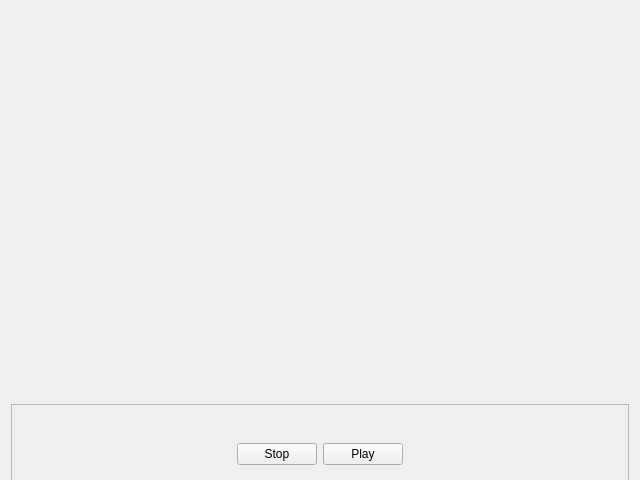
First picture: the form in src/plugins/vlc/vlcinterface.ui, repository 0xd34df00d/leechcraft, before the edit.
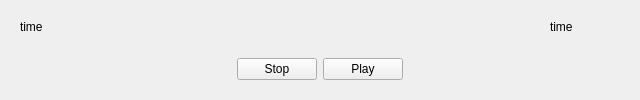
Second picture: the form after the edit.

```diff
--- a/src/plugins/vlc/vlcinterface.ui
+++ b/src/plugins/vlc/vlcinterface.ui
@@ -7,39 +7,84 @@
     <x>0</x>
     <y>0</y>
     <width>640</width>
-    <height>480</height>
+    <height>96</height>
    </rect>
   </property>
+  <property name="sizePolicy">
+   <sizepolicy hsizetype="Preferred" vsizetype="Fixed">
+    <horstretch>0</horstretch>
+    <verstretch>0</verstretch>
+   </sizepolicy>
+  </property>
   <property name="windowTitle">
    <string>MainWindow</string>
   </property>
   <layout class="QVBoxLayout" name="verticalLayout">
    <item>
-    <widget class="QWidget" name="vlcWidget" native="true"/>
-   </item>
+    <widget class="QWidget" name="widget_2" native="true">
+     <layout class="QHBoxLayout" name="horizontalLayout">
    <item>
-    <widget class="QFrame" name="mainFrame">
+       <widget class="QLabel" name="currentTime">
+        <property name="sizePolicy">
+         <sizepolicy hsizetype="Minimum" vsizetype="Preferred">
+          <horstretch>0</horstretch>
+          <verstretch>0</verstretch>
+         </sizepolicy>
+        </property>
      <property name="minimumSize">
       <size>
-       <width>0</width>
-       <height>80</height>
+          <width>70</width>
+          <height>0</height>
       </size>
      </property>
      <property name="maximumSize">
       <size>
-       <width>10000</width>
-       <height>50</height>
-      </size>
-     </property>
-     <property name="frameShape">
-      <enum>QFrame::StyledPanel</enum>
-     </property>
-     <property name="frameShadow">
-      <enum>QFrame::Raised</enum>
-     </property>
-     <layout class="QVBoxLayout" name="verticalLayout_2">
+          <width>70</width>
+          <height>16777215</height>
+         </size>
+        </property>
+        <property name="text">
+         <string>time</string>
+        </property>
+       </widget>
+      </item>
+      <item>
+       <widget class="QWidget" name="scrollBarWidget" native="true">
+        <property name="sizePolicy">
+         <sizepolicy hsizetype="Preferred" vsizetype="Preferred">
+          <horstretch>0</horstretch>
+          <verstretch>0</verstretch>
+         </sizepolicy>
+        </property>
+       </widget>
+      </item>
       <item>
-       <widget class="QWidget" name="scrollBarWidget" native="true"/>
+       <widget class="QLabel" name="fullTime">
+        <property name="sizePolicy">
+         <sizepolicy hsizetype="Minimum" vsizetype="Preferred">
+          <horstretch>0</horstretch>
+          <verstretch>0</verstretch>
+         </sizepolicy>
+        </property>
+        <property name="minimumSize">
+         <size>
+          <width>70</width>
+          <height>0</height>
+         </size>
+        </property>
+        <property name="maximumSize">
+         <size>
+          <width>70</width>
+          <height>16777215</height>
+         </size>
+        </property>
+        <property name="text">
+         <string>time</string>
+        </property>
+       </widget>
+      </item>
+     </layout>
+    </widget>
       </item>
       <item>
        <widget class="QWidget" name="widget" native="true">
@@ -83,9 +128,6 @@
             </size>
            </property>
           </spacer>
-         </item>
-        </layout>
-       </widget>
       </item>
      </layout>
     </widget>
```
Lines whose indentation alone changed are shown as unchanged.
